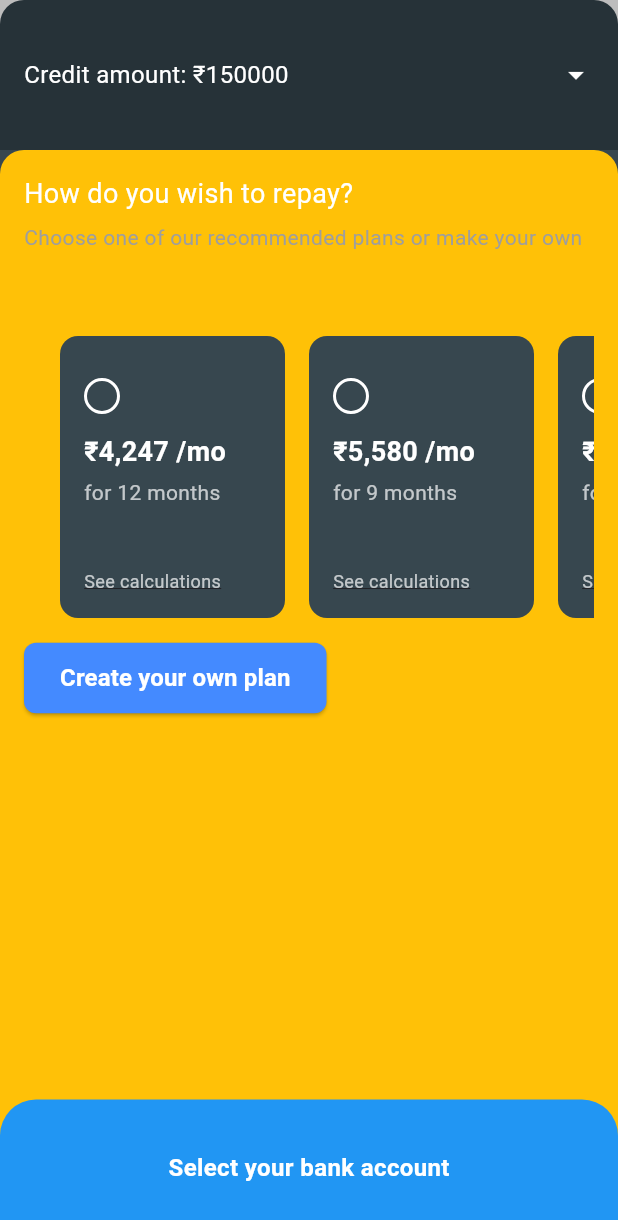
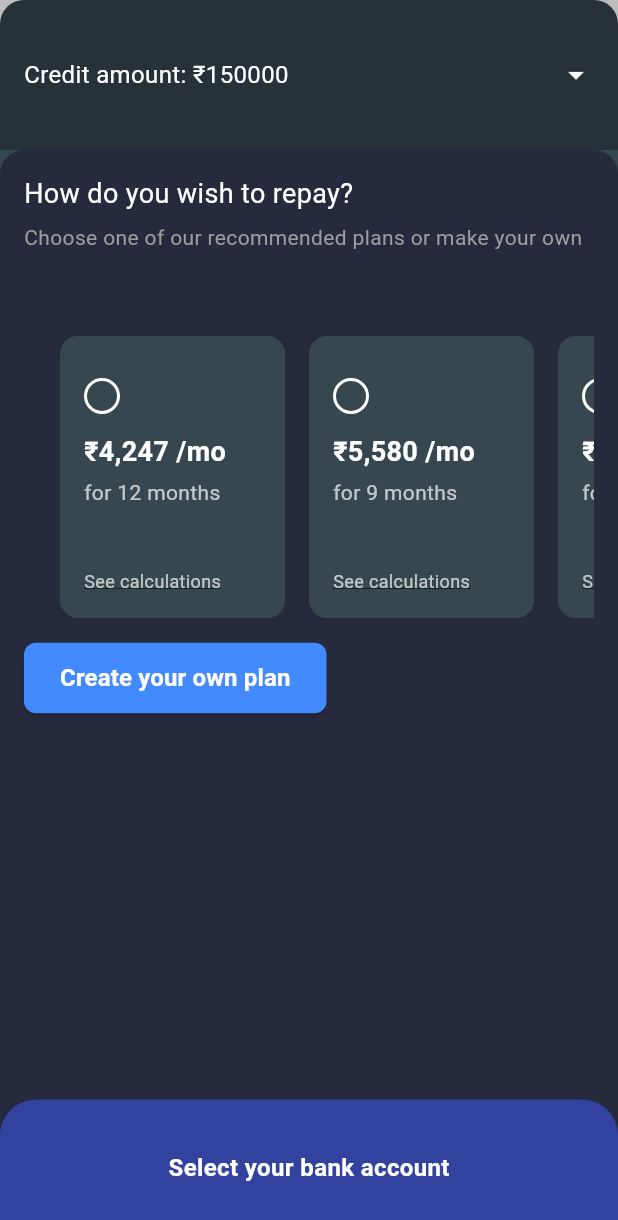
Before and after one commit to AryanC19/CredFlutterAssignment, a Flutter app: the screen it shows after launch, after a tap on "Proceed to EMI selection", on a phone screen of 412 x 824 dp. Shown: the top 1220 px of the screen. Run offline on Flutter 3.47's test engine with Material 3 defaults, Android fonts, the phone set to English and light mode, and no system bars; our stand-ins replace sleek_circular_slider.

Commit message:
changed colors. animation between switching views is wrong. see later

```diff
--- a/lib/screens/home_screen.dart
+++ b/lib/screens/home_screen.dart
@@ -61,7 +61,7 @@ class _HomeScreenState extends State<HomeScreen> with TickerProviderStateMixin {
 
     // Initialize the AnimationController for EMI
     _emiController = AnimationController(
-      duration: const Duration(milliseconds: 300),
+      duration: const Duration(milliseconds: 900),
       vsync: this,
     );
 
@@ -164,13 +164,13 @@ class _HomeScreenState extends State<HomeScreen> with TickerProviderStateMixin {
                   children: [
                     // 1) Slider portion or its collapsed row
                     AnimatedSize(
-                      duration: const Duration(milliseconds: 300),
+                      duration: const Duration(milliseconds: 900),
                       curve: Curves.easeInOut,
                       child: _buildSliderSection(),
                     ),
                     // 2) EMI portion or its collapsed row
                     AnimatedSize(
-                      duration: const Duration(milliseconds: 300),
+                      duration: const Duration(milliseconds: 900),
                       curve: Curves.easeInOut,
                       child: _buildEMIHeaderOrCollapsed(),
                     ),
@@ -220,7 +220,9 @@ class _HomeScreenState extends State<HomeScreen> with TickerProviderStateMixin {
 // CTA container with a top rounded corner
     return Container(
       decoration: BoxDecoration(
-        color: Colors.blue, // Purple / Blue color
+        color: Color(
+          0xFF33419F,
+        ), // Purple / Blue color
         borderRadius: const BorderRadius.only(
           topLeft: Radius.circular(24),
           topRight: Radius.circular(24),
@@ -233,7 +235,6 @@ class _HomeScreenState extends State<HomeScreen> with TickerProviderStateMixin {
           width: double.infinity,
           padding: const EdgeInsets.symmetric(vertical: 18),
           decoration: BoxDecoration(
-            color: Colors.blue, // same color as container
             borderRadius: BorderRadius.circular(24),
           ),
           child: Center(
@@ -339,7 +340,7 @@ class _HomeScreenState extends State<HomeScreen> with TickerProviderStateMixin {
     return Container(
       decoration: BoxDecoration(
         borderRadius: BorderRadius.circular(16),
-        color: Colors.amber,
+        color: Color(0xFF262A3D), // Add 0xFF for full opacity
       ),
       key: const ValueKey('emiExpanded'),
       padding: const EdgeInsets.all(16),
@@ -490,7 +491,7 @@ class _HomeScreenState extends State<HomeScreen> with TickerProviderStateMixin {
       height: screenHeight,
       decoration: BoxDecoration(
         borderRadius: BorderRadius.vertical(top: Radius.circular(16)),
-        color: Colors.amber,
+        color: Color(0xFF262A3D), // Add 0xFF for full opacity
       ),
       key: const ValueKey('accountExpanded'),
       padding: const EdgeInsets.all(16),
--- a/lib/widgets/expanded_slider_card.dart
+++ b/lib/widgets/expanded_slider_card.dart
@@ -17,7 +17,7 @@ class ExpandedSliderCard extends StatelessWidget {
     double screenWidth = MediaQuery.of(context).size.width;
 
     return SafeArea(
-      child: Container(
+      child: SizedBox(
         height: screenHeight,
         width: screenWidth,
         child: Column(
@@ -49,7 +49,7 @@ class ExpandedSliderCard extends StatelessWidget {
                   padding: const EdgeInsets.all(20),
                   decoration: BoxDecoration(
                     borderRadius: BorderRadius.circular(16),
-                    color: Colors.amber,
+                    color: Color(0xFF262A3D), // Add 0xFF for full opacity
                   ),
                   height: screenHeight,
                   child: Column(
--- a/lib/widgets/slider_widget.dart
+++ b/lib/widgets/slider_widget.dart
@@ -35,13 +35,16 @@ class _SliderWidgetState extends State<SliderWidget> {
         angleRange: 360,
         size: 220,
         customWidths: CustomSliderWidths(
-          trackWidth: 10,
-          progressBarWidth: 10,
+          trackWidth: 15,
+          progressBarWidth: 15,
           handlerSize: 15,
         ),
         customColors: CustomSliderColors(
-          progressBarColor: Colors.transparent,
-          trackColor: Colors.transparent,
+          progressBarColor: Colors.brown,
+          trackColor: Colors.brown.withOpacity(0.2),
+          // Lighter shade for the track
+          dynamicGradient: true,
+          // Enables gradient effect
           dotColor: Colors.brown,
           hideShadow: true,
         ),
```
